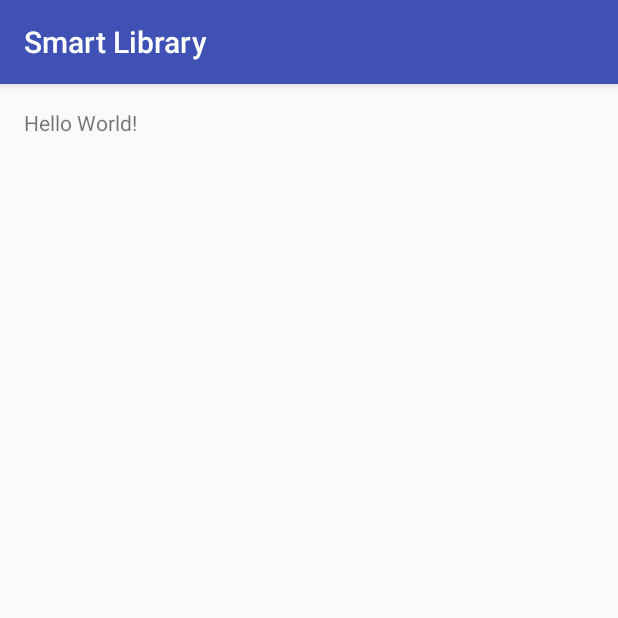
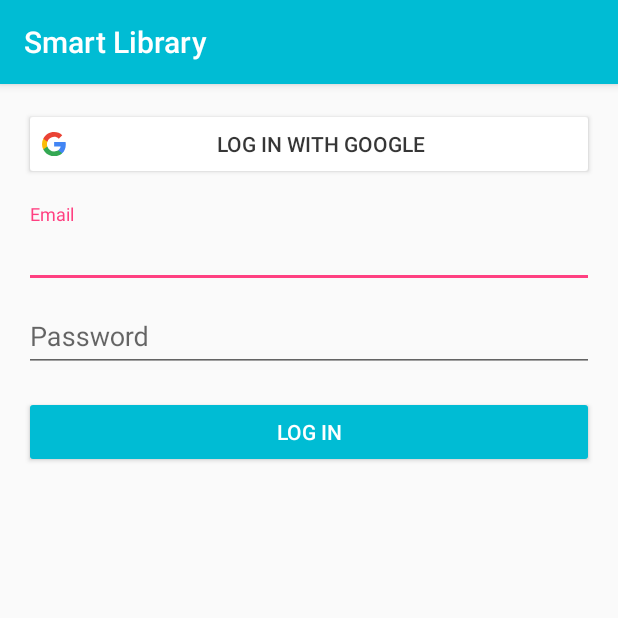
Before and after one commit to 0x2539/smarthack-book-library, an Android app: the screen it shows after launch (MainActivity before the commit, LoginActivity after it), on a phone screen of 412 x 824 dp, the top half of it. Run offline under Robolectric (Android 15) with nearby library versions, the phone set to English and light mode, and no system bars.

Commit message:
added google login

```diff
--- a/SmartLibraryAndroid/app/src/main/AndroidManifest.xml
+++ b/SmartLibraryAndroid/app/src/main/AndroidManifest.xml
@@ -8,13 +8,14 @@
         android:label="@string/app_name"
         android:supportsRtl="true"
         android:theme="@style/AppTheme">
-        <activity android:name=".MainActivity">
+        <activity android:name=".LoginActivity">
             <intent-filter>
                 <action android:name="android.intent.action.MAIN" />
 
                 <category android:name="android.intent.category.LAUNCHER" />
             </intent-filter>
         </activity>
+        <activity android:name=".MainActivity"></activity>
     </application>
 
 </manifest>
--- /dev/null
+++ b/SmartLibraryAndroid/app/src/main/java/com/example/alexbuicescu/smartlibraryandroid/LoginActivity.java
@@ -0,0 +1,133 @@
+package com.example.alexbuicescu.smartlibraryandroid;
+
+import android.content.Intent;
+import android.graphics.drawable.Drawable;
+import android.support.annotation.NonNull;
+import android.support.annotation.Nullable;
+import android.support.graphics.drawable.VectorDrawableCompat;
+import android.support.v7.app.AppCompatActivity;
+import android.os.Bundle;
+import android.util.Log;
+import android.view.View;
+import android.widget.Button;
+import android.widget.EditText;
+import android.widget.Toast;
+
+import com.google.android.gms.auth.api.Auth;
+import com.google.android.gms.auth.api.signin.GoogleSignInOptions;
+import com.google.android.gms.auth.api.signin.GoogleSignInResult;
+import com.google.android.gms.common.ConnectionResult;
+import com.google.android.gms.common.api.GoogleApiClient;
+import com.google.android.gms.common.api.Scope;
+
+public class LoginActivity extends AppCompatActivity {
+
+    private final int RC_SIGN_IN = 99;
+
+    private GoogleApiClient mGoogleApiClient;
+
+    private EditText emailEditText;
+    private EditText passwordEditText;
+    private Button googleLoginButton;
+    private Button LoginButton;
+    private final String TAG = getClass().getSimpleName();
+
+    @Override
+    protected void onCreate(Bundle savedInstanceState) {
+        super.onCreate(savedInstanceState);
+        setContentView(R.layout.activity_login);
+        initLayout();
+        initSocialMediaLogin();
+    }
+
+    private void initLayout() {
+        emailEditText = (EditText) findViewById(R.id.activity_login_email_edittext);
+        passwordEditText = (EditText) findViewById(R.id.activity_login_password_edittext);
+
+        googleLoginButton = (Button) findViewById(R.id.activity_login_google_button);
+        googleLoginButton.setOnClickListener(new View.OnClickListener() {
+            @Override
+            public void onClick(View v) {
+                Intent signInIntent = Auth.GoogleSignInApi.getSignInIntent(mGoogleApiClient);
+                startActivityForResult(signInIntent, RC_SIGN_IN);
+            }
+        });
+        final Drawable googleDrawable = VectorDrawableCompat.create(getResources(), R.drawable.ic_google_24dp, null);
+        googleLoginButton.setCompoundDrawablesWithIntrinsicBounds(googleDrawable, null, null, null);
+
+        LoginButton = (Button) findViewById(R.id.activity_login_login_button);
+    }
+
+    private void initSocialMediaLogin() {
+        new Thread(new Runnable() {
+            public void run() {
+                googleSignIn();
+            }
+        }).start();
+    }
+
+    private void googleSignIn() {
+        // Configure sign-in to request the user's ID, email address, and basic
+        // profile. ID and basic profile are included in DEFAULT_SIGN_IN.
+        GoogleSignInOptions gso = new GoogleSignInOptions.Builder(GoogleSignInOptions.DEFAULT_SIGN_IN)
+                .requestScopes(new Scope("https://www.googleapis.com/auth/calendar"))
+                .requestEmail()
+                .requestProfile()
+//                .requestServerAuthCode(getString(R.string.google_server_oauth2_client_id))
+                .build();
+        mGoogleApiClient = new GoogleApiClient.Builder(LoginActivity.this)
+                .enableAutoManage(
+                        LoginActivity.this,
+                        new GoogleApiClient.OnConnectionFailedListener() {
+                            @Override
+                            public void onConnectionFailed(@NonNull ConnectionResult connectionResult) {
+                                googleConnectionHandler(false);
+                            }
+                        }
+                )
+                .addConnectionCallbacks(new GoogleApiClient.ConnectionCallbacks() {
+                    @Override
+                    public void onConnected(@Nullable Bundle bundle) {
+                        googleConnectionHandler(true);
+                    }
+
+                    @Override
+                    public void onConnectionSuspended(int i) {
+                        googleConnectionHandler(false);
+                    }
+                })
+                .addApi(Auth.GOOGLE_SIGN_IN_API, gso)
+                .build();
+    }
+
+    private void googleConnectionHandler(boolean success) {
+
+        if (!success) {
+            Toast.makeText(LoginActivity.this, "Failed to connect to google", Toast.LENGTH_SHORT).show();
+        }
+        else {
+            //get google id here and send to backend
+        }
+    }
+
+    private void handleSignInResult(GoogleSignInResult result) {
+        if (result.isSuccess()) {
+            String userId = result.getSignInAccount().getId();
+            Log.i(TAG, "handleSignInResult google login id: " + userId);
+        } else {
+            // Signed out, show unauthenticated UI.
+            Toast.makeText(LoginActivity.this, "Failed to login with google", Toast.LENGTH_SHORT).show();
+        }
+    }
+
+    @Override
+    protected void onActivityResult(int requestCode, int resultCode, Intent data) {
+        super.onActivityResult(requestCode, resultCode, data);
+
+        // Result returned from launching the Intent from GoogleSignInApi.getSignInIntent(...);
+        if (requestCode == RC_SIGN_IN) {
+            GoogleSignInResult result = Auth.GoogleSignInApi.getSignInResultFromIntent(data);
+            handleSignInResult(result);
+        }
+    }
+}
--- /dev/null
+++ b/SmartLibraryAndroid/app/src/main/res/drawable/ic_google_24dp.xml
@@ -0,0 +1,49 @@
+<?xml version="1.0" encoding="utf-8"?>
+<vector xmlns:android="http://schemas.android.com/apk/res/android"
+    android:width="16dp"
+    android:height="16dp"
+    android:viewportWidth="17.8"
+    android:viewportHeight="17.8">
+
+    <group>
+        <group>
+            <path
+                android:fillColor="#4285F4"
+                android:fillType="evenOdd"
+                android:strokeWidth="1"
+                android:pathData="M17.64,9.20454545 C17.64,8.56636364 17.5827273,7.95272727 17.4763636,7.36363636
+L9,7.36363636 L9,10.845 L13.8436364,10.845 C13.635,11.97 13.0009091,12.9231818
+12.0477273,13.5613636 L12.0477273,15.8195455 L14.9563636,15.8195455
+C16.6581818,14.2527273 17.64,11.9454545 17.64,9.20454545 L17.64,9.20454545 Z" />
+            <path
+                android:fillColor="#34A853"
+                android:fillType="evenOdd"
+                android:strokeWidth="1"
+                android:pathData="M9,18 C11.43,18 13.4672727,17.1940909 14.9563636,15.8195455
+L12.0477273,13.5613636 C11.2418182,14.1013636 10.2109091,14.4204545 9,14.4204545
+C6.65590909,14.4204545 4.67181818,12.8372727 3.96409091,10.71 L0.957272727,10.71
+L0.957272727,13.0418182 C2.43818182,15.9831818 5.48181818,18 9,18 L9,18 Z" />
+            <path
+                android:fillColor="#FBBC05"
+                android:fillType="evenOdd"
+                android:strokeWidth="1"
+                android:pathData="M3.96409091,10.71 C3.78409091,10.17 3.68181818,9.59318182 3.68181818,9
+C3.68181818,8.40681818 3.78409091,7.83 3.96409091,7.29 L3.96409091,4.95818182
+L0.957272727,4.95818182 C0.347727273,6.17318182 0,7.54772727 0,9 C0,10.4522727
+0.347727273,11.8268182 0.957272727,13.0418182 L3.96409091,10.71
+L3.96409091,10.71 Z" />
+            <path
+                android:fillColor="#EA4335"
+                android:fillType="evenOdd"
+                android:strokeWidth="1"
+                android:pathData="M9,3.57954545 C10.3213636,3.57954545 11.5077273,4.03363636 12.4404545,4.92545455
+L15.0218182,2.34409091 C13.4631818,0.891818182 11.4259091,0 9,0 C5.48181818,0
+2.43818182,2.01681818 0.957272727,4.95818182 L3.96409091,7.29
+C4.67181818,5.16272727 6.65590909,3.57954545 9,3.57954545 L9,3.57954545 Z" />
+            <path
+                android:fillType="evenOdd"
+                android:strokeWidth="1"
+                android:pathData="M0,0 L18,0 L18,18 L0,18 L0,0 Z" />
+        </group>
+    </group>
+</vector>
--- /dev/null
+++ b/SmartLibraryAndroid/app/src/main/res/layout/activity_login.xml
@@ -0,0 +1,49 @@
+<?xml version="1.0" encoding="utf-8"?>
+<LinearLayout xmlns:android="http://schemas.android.com/apk/res/android"
+    xmlns:tools="http://schemas.android.com/tools"
+    android:id="@+id/activity_login"
+    android:layout_width="match_parent"
+    android:layout_height="match_parent"
+    android:paddingBottom="@dimen/activity_vertical_margin"
+    android:paddingLeft="@dimen/activity_horizontal_margin"
+    android:paddingRight="@dimen/activity_horizontal_margin"
+    android:paddingTop="@dimen/activity_vertical_margin"
+    android:orientation="vertical">
+
+    <Button
+        android:id="@+id/activity_login_google_button"
+        android:theme="@style/GoogleButton"
+        android:layout_width="match_parent"
+        android:layout_height="wrap_content"
+        android:textColor="@color/google_button_text_color"
+        android:text="@string/button_text_google_login"/>
+
+    <android.support.design.widget.TextInputLayout
+        android:layout_width="match_parent"
+        android:layout_height="wrap_content"
+        android:layout_marginTop="@dimen/activity_vertical_margin">
+        <EditText
+            android:id="@+id/activity_login_email_edittext"
+            android:layout_width="match_parent"
+            android:layout_height="wrap_content"
+            android:hint="@string/hint_email"/>
+    </android.support.design.widget.TextInputLayout>
+
+    <android.support.design.widget.TextInputLayout
+        android:layout_width="match_parent"
+        android:layout_height="wrap_content">
+        <EditText
+            android:id="@+id/activity_login_password_edittext"
+            android:layout_width="match_parent"
+            android:layout_height="wrap_content"
+            android:hint="@string/hint_passwlrd"/>
+    </android.support.design.widget.TextInputLayout>
+
+    <Button
+        android:id="@+id/activity_login_login_button"
+        android:layout_width="match_parent"
+        android:layout_height="wrap_content"
+        android:layout_marginTop="@dimen/activity_vertical_margin"
+        android:text="@string/button_text_login"/>
+
+</LinearLayout>
--- a/SmartLibraryAndroid/app/src/main/res/values/colors.xml
+++ b/SmartLibraryAndroid/app/src/main/res/values/colors.xml
@@ -1,6 +1,16 @@
 <?xml version="1.0" encoding="utf-8"?>
 <resources>
-    <color name="colorPrimary">#3F51B5</color>
-    <color name="colorPrimaryDark">#303F9F</color>
+    <color name="colorPrimary">#00BCD4</color>
+    <color name="colorPrimaryDark">#0097A7</color>
     <color name="colorAccent">#FF4081</color>
+    <color name="colorDivider">#BDBDBD</color>
+    <color name="colorText">#FFFFFF</color>
+    <color name="colorPrimaryText">#212121</color>
+    <color name="colorSecondaryText">#757575</color>
+
+    <color name="white">#FFFFFF</color>
+    <color name="black">#000000</color>
+    <color name="grey_half">#777777</color>
+
+    <color name="google_button_text_color">#C9000000</color> <!--54% opacity black-->
 </resources>
--- a/SmartLibraryAndroid/app/src/main/res/values/strings.xml
+++ b/SmartLibraryAndroid/app/src/main/res/values/strings.xml
@@ -1,3 +1,11 @@
 <resources>
     <string name="app_name">Smart Library</string>
+
+    <string name="google_server_oauth2_client_id" translatable="false">21891812757-c3ic4e2kanognt9ilgtnfj99ot25jg0r.apps.googleusercontent.com</string>
+
+    <string name="hint_email">Email</string>
+    <string name="hint_passwlrd">Password</string>
+    <string name="button_text_login">Log In</string>
+    <string name="button_text_google_login">Log In With Google</string>
+
 </resources>
--- a/SmartLibraryAndroid/app/src/main/res/values/styles.xml
+++ b/SmartLibraryAndroid/app/src/main/res/values/styles.xml
@@ -1,4 +1,4 @@
-<resources>
+<resources xmlns:tools="http://schemas.android.com/tools">
 
     <!-- Base application theme. -->
     <style name="AppTheme" parent="Theme.AppCompat.Light.DarkActionBar">
@@ -6,6 +6,45 @@
         <item name="colorPrimary">@color/colorPrimary</item>
         <item name="colorPrimaryDark">@color/colorPrimaryDark</item>
         <item name="colorAccent">@color/colorAccent</item>
+
+        <item name="android:textColorPrimary">@color/colorPrimaryText</item>
+        <item name="android:textColor">@color/colorPrimaryText</item>
+        <!--<item name="android:editTextColor">@color/red_dark</item>-->
+        <!--<item name="editTextColor">@color/red_dark</item>-->
+
+        <item name="android:editTextStyle">@style/CustomEditText</item>
+        <!--pre lollipop -->
+        <item name="editTextStyle">@style/CustomEditText</item>
+
+        <item name="android:buttonStyle" tools:targetApi="lollipop">@style/ButtonText</item>
+        <item name="android:colorButtonNormal" tools:targetApi="lollipop">@color/colorPrimary</item>
+        <!--pre lollipop -->
+        <item name="buttonStyle">@style/ButtonText</item>
+        <item name="colorButtonNormal">@color/colorPrimary</item>
+
+
+        <!-- navigation drawer icon color (hamburger) -->
+        <item name="drawerArrowStyle">@style/DrawerArrowStyle</item>
+    </style>
+
+    <style name="GoogleButton" parent="Widget.AppCompat.Button.Colored">
+        <item name="colorButtonNormal">@color/white</item>
+        <item name="android:colorButtonNormal" tools:targetApi="lollipop">@color/white</item>
+    </style>
+
+    <style name="CustomEditText" parent="Widget.AppCompat.EditText">
+        <item name="android:textColor">@color/black</item>
+        <item name="android:textColorHint">@color/colorPrimary</item>
+    </style>
+
+    <style name="ButtonText" parent="Widget.AppCompat.Button">
+        <item name="android:textColor">@color/colorText</item>
+        <!--<item name="colorButtonNormal">@color/colorPrimary</item>-->
+        <!--<item name="android:colorButtonNormal" tools:targetApi="lollipop">@color/colorPrimary</item>-->
+    </style>
+
+    <style name="DrawerArrowStyle" parent="Widget.AppCompat.DrawerArrowToggle">
+        <item name="color">@color/colorText</item>
     </style>
 
 </resources>
--- a/SmartLibraryAndroid/build.gradle
+++ b/SmartLibraryAndroid/build.gradle
@@ -6,6 +6,7 @@ buildscript {
     }
     dependencies {
         classpath 'com.android.tools.build:gradle:2.2.1'
+        classpath 'com.google.gms:google-services:3.0.0'
 
         // NOTE: Do not place your application dependencies here; they belong
         // in the individual module build.gradle files
```
Also changed, not shown: SmartLibraryAndroid/app/build.gradle (+41 -0 lines), 2 other files.
